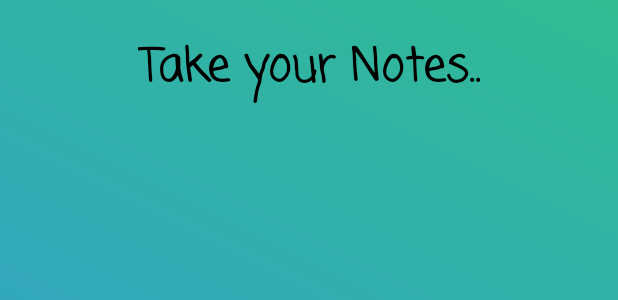
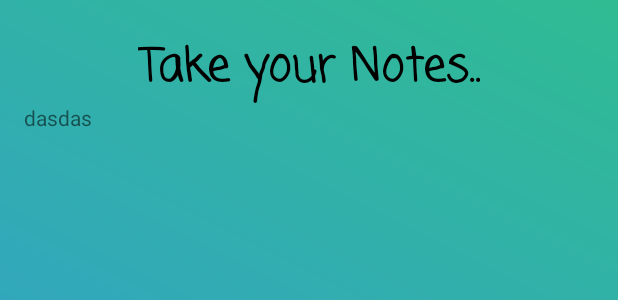
Before and after one commit to MuhammadUmar09/MAD-Semester-Project, an Android app built with Jetpack Compose: the layout splash_screen.xml on its own in the app's theme, with its tools: preview values and no code run, on a phone screen of 412 x 824 dp. Shown: the part 485-785 px from the top of the screen. Run offline under Robolectric (Android 15) with nearby library versions, the phone set to English and light mode, and no system bars.

Commit message:
change apply

```diff
--- a/app/src/main/res/layout/splash_screen.xml
+++ b/app/src/main/res/layout/splash_screen.xml
@@ -31,6 +31,10 @@
         android:layout_gravity="center"
 
         />
+    <TextView
+        android:layout_width="wrap_content"
+        android:layout_height="wrap_content"
+        android:text="dasdas"/>
 
 
 
```
